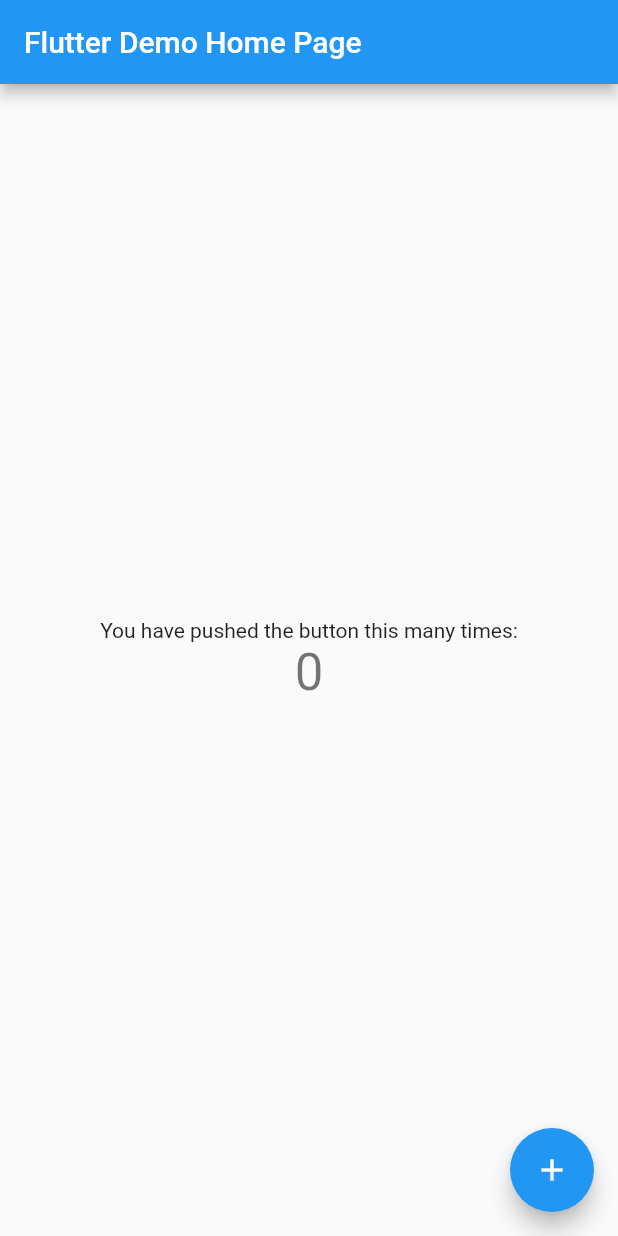
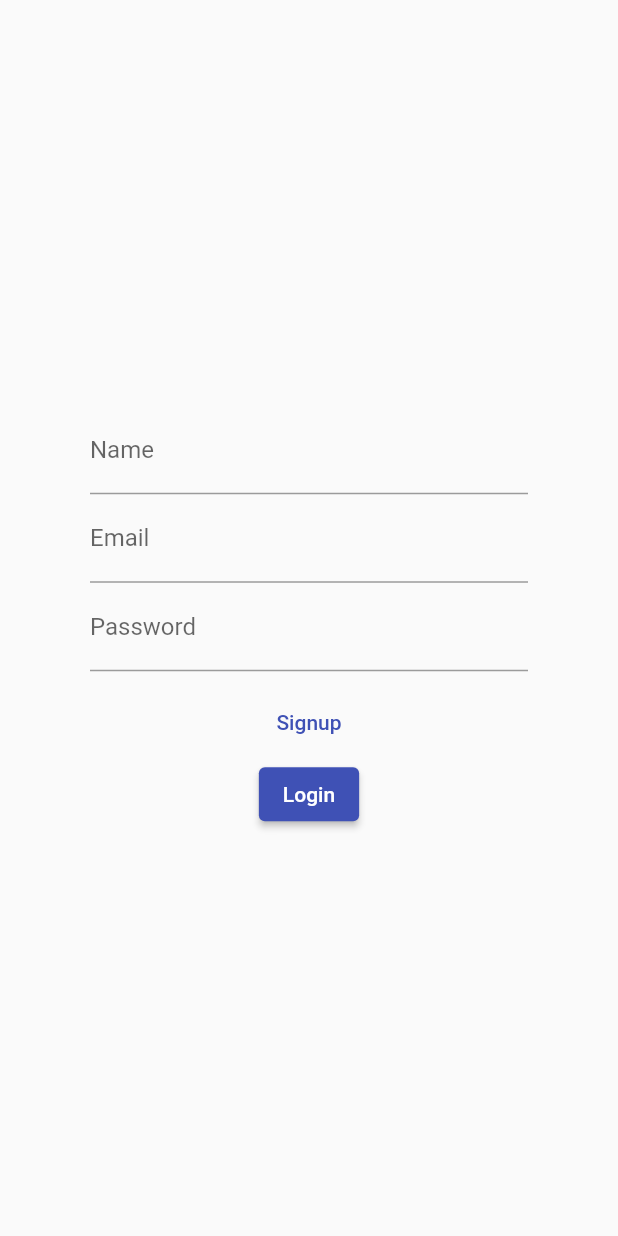
Before and after one commit to julialuciani/firebase_chat, a Flutter app: the screen it shows after launch, on a phone screen of 412 x 824 dp. Run offline on Flutter 3.47's test engine with Material 2 defaults, Android fonts, the phone set to English and light mode, and no system bars.

Commit message:
feat: adding login screen

```diff
--- a/lib/main.dart
+++ b/lib/main.dart
@@ -1,3 +1,4 @@
+import 'package:firebase_chat/screens/auth_screen.dart';
 import 'package:flutter/material.dart';
 
 void main() {
@@ -7,109 +8,27 @@ void main() {
 class MyApp extends StatelessWidget {
   const MyApp({super.key});
 
-  // This widget is the root of your application.
   @override
   Widget build(BuildContext context) {
     return MaterialApp(
-      title: 'Flutter Demo',
-      theme: ThemeData(
-        // This is the theme of your application.
-        //
-        // Try running your application with "flutter run". You'll see the
-        // application has a blue toolbar. Then, without quitting the app, try
-        // changing the primarySwatch below to Colors.green and then invoke
-        // "hot reload" (press "r" in the console where you ran "flutter run",
-        // or simply save your changes to "hot reload" in a Flutter IDE).
-        // Notice that the counter didn't reset back to zero; the application
-        // is not restarted.
-        primarySwatch: Colors.blue,
+        theme: ThemeData(
+          primarySwatch: Colors.indigo,
+        ),
+        debugShowCheckedModeBanner: false,
+        home: const AuthScreen());
+  }
+}
+
+class HomePage extends StatelessWidget {
+  const HomePage({Key? key}) : super(key: key);
+
+  @override
+  Widget build(BuildContext context) {
+    return Scaffold(
+      appBar: AppBar(
+        title: const Text(''),
       ),
-      home: const MyHomePage(title: 'Flutter Demo Home Page'),
+      body: Container(),
     );
   }
 }
-
-class MyHomePage extends StatefulWidget {
-  const MyHomePage({super.key, required this.title});
-
-  // This widget is the home page of your application. It is stateful, meaning
-  // that it has a State object (defined below) that contains fields that affect
-  // how it looks.
-
-  // This class is the configuration for the state. It holds the values (in this
-  // case the title) provided by the parent (in this case the App widget) and
-  // used by the build method of the State. Fields in a Widget subclass are
-  // always marked "final".
-
-  final String title;
-
-  @override
-  State<MyHomePage> createState() => _MyHomePageState();
-}
-
-class _MyHomePageState extends State<MyHomePage> {
-  int _counter = 0;
-
-  void _incrementCounter() {
-    setState(() {
-      // This call to setState tells the Flutter framework that something has
-      // changed in this State, which causes it to rerun the build method below
-      // so that the display can reflect the updated values. If we changed
-      // _counter without calling setState(), then the build method would not be
-      // called again, and so nothing would appear to happen.
-      _counter++;
-    });
-  }
-
-  @override
-  Widget build(BuildContext context) {
-    // This method is rerun every time setState is called, for instance as done
-    // by the _incrementCounter method above.
-    //
-    // The Flutter framework has been optimized to make rerunning build methods
-    // fast, so that you can just rebuild anything that needs updating rather
-    // than having to individually change instances of widgets.
-    return Scaffold(
-      appBar: AppBar(
-        // Here we take the value from the MyHomePage object that was created by
-        // the App.build method, and use it to set our appbar title.
-        title: Text(widget.title),
-      ),
-      body: Center(
-        // Center is a layout widget. It takes a single child and positions it
-        // in the middle of the parent.
-        child: Column(
-          // Column is also a layout widget. It takes a list of children and
-          // arranges them vertically. By default, it sizes itself to fit its
-          // children horizontally, and tries to be as tall as its parent.
-          //
-          // Invoke "debug painting" (press "p" in the console, choose the
-          // "Toggle Debug Paint" action from the Flutter Inspector in Android
-          // Studio, or the "Toggle Debug Paint" command in Visual Studio Code)
-          // to see the wireframe for each widget.
-          //
-          // Column has various properties to control how it sizes itself and
-          // how it positions its children. Here we use mainAxisAlignment to
-          // center the children vertically; the main axis here is the vertical
-          // axis because Columns are vertical (the cross axis would be
-          // horizontal).
-          mainAxisAlignment: MainAxisAlignment.center,
-          children: <Widget>[
-            const Text(
-              'You have pushed the button this many times:',
-            ),
-            Text(
-              '$_counter',
-              style: Theme.of(context).textTheme.headline4,
-            ),
-          ],
-        ),
-      ),
-      floatingActionButton: FloatingActionButton(
-        onPressed: _incrementCounter,
-        tooltip: 'Increment',
-        child: const Icon(Icons.add),
-      ), // This trailing comma makes auto-formatting nicer for build methods.
-    );
-  }
-}
--- /dev/null
+++ b/lib/screens/auth_screen.dart
@@ -0,0 +1,32 @@
+import 'package:firebase_chat/widgets/auth_form.dart';
+import 'package:flutter/material.dart';
+
+class AuthScreen extends StatelessWidget {
+  const AuthScreen({Key? key}) : super(key: key);
+
+  @override
+  Widget build(BuildContext context) {
+    return Scaffold(
+      body: Padding(
+        padding: const EdgeInsets.symmetric(
+          horizontal: 60,
+        ),
+        child: Column(
+          mainAxisAlignment: MainAxisAlignment.center,
+          children: [
+            const AuthForm(),
+            const SizedBox(height: 10),
+            TextButton(
+              onPressed: () {},
+              child: const Text("Signup"),
+            ),
+            ElevatedButton(
+              onPressed: () {},
+              child: const Text("Login"),
+            ),
+          ],
+        ),
+      ),
+    );
+  }
+}
--- /dev/null
+++ b/lib/widgets/auth_form.dart
@@ -0,0 +1,30 @@
+import 'package:flutter/material.dart';
+
+class AuthForm extends StatelessWidget {
+  const AuthForm({Key? key}) : super(key: key);
+
+  @override
+  Widget build(BuildContext context) {
+    return Form(
+      child: Column(
+        children: [
+          TextFormField(
+            decoration: const InputDecoration(
+              label: Text("Name"),
+            ),
+          ),
+          TextFormField(
+            decoration: const InputDecoration(
+              label: Text("Email"),
+            ),
+          ),
+          TextFormField(
+            decoration: const InputDecoration(
+              label: Text("Password"),
+            ),
+          )
+        ],
+      ),
+    );
+  }
+}
```
Also changed, not shown: lib/screens/loading_screen.dart (added, +25 -0 lines), lib/screens/models/auth_form_data.dart (added).
